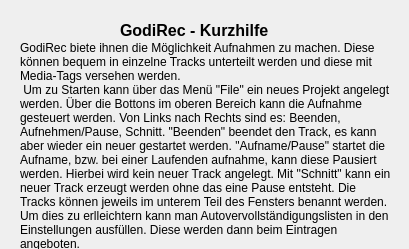
Qt form godirec/data/ui/help.ui (quitejonny/godirec) before a commit.
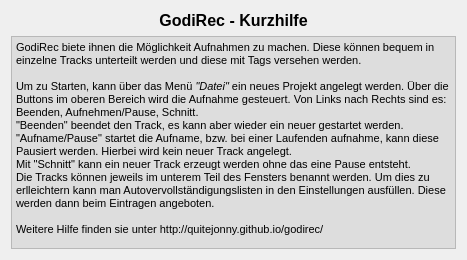
The same form after that commit. Icons and pictures are not drawn.

Commit message: facelift for dialogs, adjuste version automatic

What changed in the file:
```diff
--- a/godirec/data/ui/help.ui
+++ b/godirec/data/ui/help.ui
@@ -6,8 +6,8 @@
    <rect>
     <x>0</x>
     <y>0</y>
-    <width>409</width>
-    <height>249</height>
+    <width>467</width>
+    <height>260</height>
    </rect>
   </property>
   <property name="windowTitle">
@@ -17,15 +17,9 @@
    <iconset>
     <normaloff>microphone2.ico</normaloff>microphone2.ico</iconset>
   </property>
+  <layout class="QVBoxLayout" name="verticalLayout">
+   <item>
   <widget class="QLabel" name="label">
-   <property name="geometry">
-    <rect>
-     <x>120</x>
-     <y>20</y>
-     <width>161</width>
-     <height>21</height>
-    </rect>
-   </property>
    <property name="font">
     <font>
      <pointsize>12</pointsize>
@@ -36,27 +30,31 @@
    <property name="text">
     <string>GodiRec - Kurzhilfe</string>
    </property>
-  </widget>
-  <widget class="QLabel" name="label_2">
-   <property name="geometry">
-    <rect>
-     <x>20</x>
-     <y>40</y>
-     <width>371</width>
-     <height>211</height>
-    </rect>
-   </property>
-   <property name="text">
-    <string>GodiRec biete ihnen die Möglichkeit Aufnahmen zu machen. Diese können bequem in einzelne Tracks unterteilt werden und diese mit Media-Tags versehen werden. 
- Um zu Starten kann über das Menü &quot;File&quot; ein neues Projekt angelegt werden. Über die Bottons im oberen Bereich kann die Aufnahme gesteuert werden. Von Links nach Rechts sind es: Beenden, Aufnehmen/Pause, Schnitt. &quot;Beenden&quot; beendet den Track, es kann aber wieder ein neuer gestartet werden. &quot;Aufname/Pause&quot; startet die Aufname, bzw. bei einer Laufenden aufnahme, kann diese Pausiert werden. Hierbei wird kein neuer Track angelegt. Mit &quot;Schnitt&quot; kann ein neuer Track erzeugt werden ohne das eine Pause entsteht. Die Tracks können jeweils im unterem Teil des Fensters benannt werden. Um dies zu erlleichtern kann man Autovervollständigungslisten in den Einstellungen ausfüllen. Diese werden dann beim Eintragen angeboten.</string>
-   </property>
-   <property name="scaledContents">
-    <bool>false</bool>
-   </property>
-   <property name="wordWrap">
-    <bool>true</bool>
-   </property>
-  </widget>
+     <property name="alignment">
+      <set>Qt::AlignCenter</set>
+     </property>
+    </widget>
+   </item>
+   <item>
+    <widget class="QTextBrowser" name="textBrowser">
+     <property name="html">
+      <string>&lt;!DOCTYPE HTML PUBLIC &quot;-//W3C//DTD HTML 4.0//EN&quot; &quot;http://www.w3.org/TR/REC-html40/strict.dtd&quot;&gt;
+&lt;html&gt;&lt;head&gt;&lt;meta name=&quot;qrichtext&quot; content=&quot;1&quot; /&gt;&lt;style type=&quot;text/css&quot;&gt;
+p, li { white-space: pre-wrap; }
+&lt;/style&gt;&lt;/head&gt;&lt;body style=&quot; font-family:'MS Shell Dlg 2'; font-size:8.25pt; font-weight:400; font-style:normal;&quot; bgcolor=&quot;#dddddd&quot;&gt;
+&lt;p style=&quot; margin-top:0px; margin-bottom:0px; margin-left:0px; margin-right:0px; -qt-block-indent:0; text-indent:0px;&quot;&gt;GodiRec biete ihnen die Möglichkeit Aufnahmen zu machen. Diese können bequem in einzelne Tracks unterteilt werden und diese mit Tags versehen werden.&lt;/p&gt;
+&lt;p style=&quot;-qt-paragraph-type:empty; margin-top:0px; margin-bottom:0px; margin-left:0px; margin-right:0px; -qt-block-indent:0; text-indent:0px;&quot;&gt;&lt;br /&gt;&lt;/p&gt;
+&lt;p style=&quot; margin-top:0px; margin-bottom:0px; margin-left:0px; margin-right:0px; -qt-block-indent:0; text-indent:0px;&quot;&gt;Um zu Starten, kann über das Menü &lt;span style=&quot; font-style:italic;&quot;&gt;&amp;quot;Datei&amp;quot;&lt;/span&gt; ein neues Projekt angelegt werden. Über die Buttons im oberen Bereich wird die Aufnahme gesteuert. Von Links nach Rechts sind es: Beenden, Aufnehmen/Pause, Schnitt. &lt;/p&gt;
+&lt;p style=&quot; margin-top:0px; margin-bottom:0px; margin-left:0px; margin-right:0px; -qt-block-indent:0; text-indent:0px;&quot;&gt;&amp;quot;Beenden&amp;quot; beendet den Track, es kann aber wieder ein neuer gestartet werden.&lt;/p&gt;
+&lt;p style=&quot; margin-top:0px; margin-bottom:0px; margin-left:0px; margin-right:0px; -qt-block-indent:0; text-indent:0px;&quot;&gt;&amp;quot;Aufname/Pause&amp;quot; startet die Aufname, bzw. bei einer Laufenden aufnahme, kann diese Pausiert werden. Hierbei wird kein neuer Track angelegt. &lt;/p&gt;
+&lt;p style=&quot; margin-top:0px; margin-bottom:0px; margin-left:0px; margin-right:0px; -qt-block-indent:0; text-indent:0px;&quot;&gt;Mit &amp;quot;Schnitt&amp;quot; kann ein neuer Track erzeugt werden ohne das eine Pause entsteht.&lt;/p&gt;
+&lt;p style=&quot; margin-top:0px; margin-bottom:0px; margin-left:0px; margin-right:0px; -qt-block-indent:0; text-indent:0px;&quot;&gt;Die Tracks können jeweils im unterem Teil des Fensters benannt werden. Um dies zu erlleichtern kann man Autovervollständigungslisten in den Einstellungen ausfüllen. Diese werden dann beim Eintragen angeboten.&lt;/p&gt;
+&lt;p style=&quot;-qt-paragraph-type:empty; margin-top:0px; margin-bottom:0px; margin-left:0px; margin-right:0px; -qt-block-indent:0; text-indent:0px;&quot;&gt;&lt;br /&gt;&lt;/p&gt;
+&lt;p style=&quot; margin-top:0px; margin-bottom:0px; margin-left:0px; margin-right:0px; -qt-block-indent:0; text-indent:0px;&quot;&gt;Weitere Hilfe finden sie unter http://quitejonny.github.io/godirec/&lt;/p&gt;&lt;/body&gt;&lt;/html&gt;</string>
+     </property>
+    </widget>
+   </item>
+  </layout>
  </widget>
  <resources/>
  <connections/>
```
Lines whose indentation alone changed are shown as unchanged. The commit also changes 2 other files.
